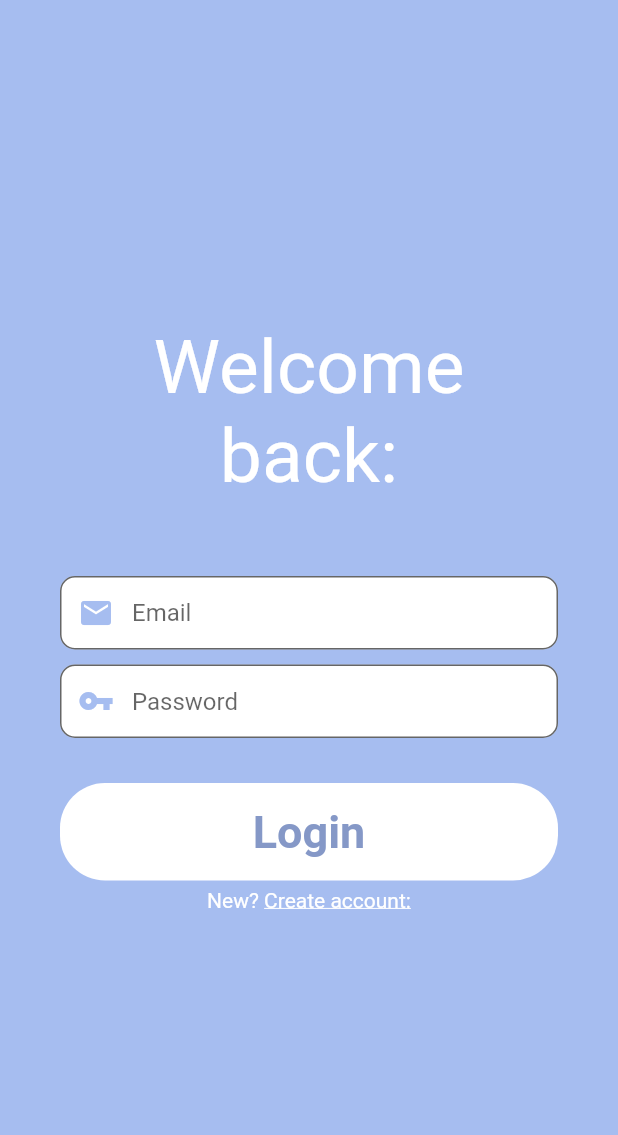
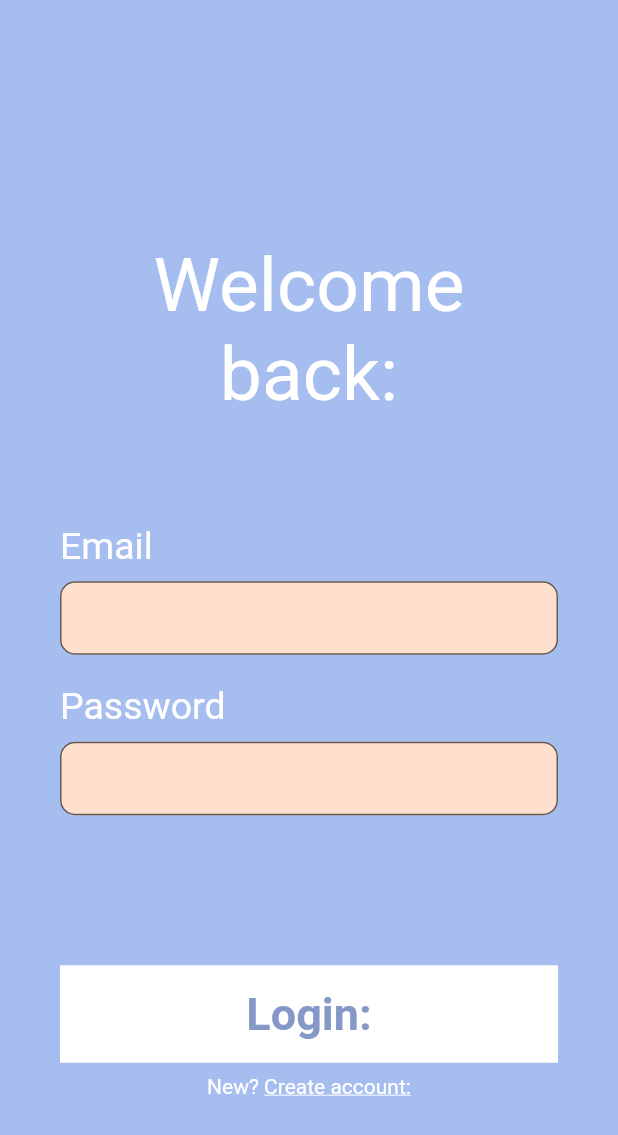
Before and after one commit to acm-projects/Zero-To-Hero, a Flutter app: the screen it shows after launch, on a phone screen of 412 x 824 dp. Shown: the top 1135 px of the screen. Run offline on Flutter 3.47's test engine with Material 2 defaults, Android fonts, the phone set to English and light mode, and no system bars; our stand-ins replace firebase_auth, firebase_core, fluttertoast; accounts and stored records are empty.

Commit message:
Finished formatting of LoginPage

```diff
--- a/zero_to_hero/lib/LoginPage.dart
+++ b/zero_to_hero/lib/LoginPage.dart
@@ -2,7 +2,7 @@ import 'package:firebase_auth/firebase_auth.dart';
 import 'package:flutter/material.dart';
 import 'package:fluttertoast/fluttertoast.dart';
 import 'package:zero_to_hero/SignUpPage.dart';
-import 'package:zero_to_hero/ChecklistPage.dart';
+import 'package:zero_to_hero/NavBar.dart';
 
 class LoginPage extends StatefulWidget {
   const LoginPage({Key? key}) : super(key: key);
@@ -45,13 +45,13 @@ class _LoginPageState extends State<LoginPage> {
       },
       textInputAction: TextInputAction.next, //move to next field when done with this field
       decoration: InputDecoration(
-        prefixIcon: const Icon(Icons.email, color: Color.fromARGB(255, 166, 189, 240),),
+        //prefixIcon: const Icon(Icons.email, color: Color.fromARGB(255, 255, 255, 255),),
         contentPadding: const EdgeInsets.fromLTRB(20, 15, 20, 15),
-        hintText: "Email",
+        //hintText: "Email",
         border: OutlineInputBorder(
           borderRadius: BorderRadius.circular(10),
         ),
-        fillColor: Colors.white,
+        fillColor: Color.fromARGB(255, 255, 224, 206),
         filled: true,
           focusedBorder: OutlineInputBorder (
             borderSide: const BorderSide(color: Color.fromARGB(255, 133, 152, 199), width: 4.0),
@@ -82,13 +82,15 @@ class _LoginPageState extends State<LoginPage> {
       },
       textInputAction: TextInputAction.next, //move to next field when done with this field
       decoration: InputDecoration(
-        prefixIcon: const Icon(Icons.vpn_key, color: Color.fromARGB(255, 166, 189, 240),),
+        //prefixIcon: const Icon(Icons.vpn_key, color: Color.fromARGB(255, 166, 189, 240),),
         contentPadding: const EdgeInsets.fromLTRB(20, 15, 20, 15),
-        hintText: "Password",
+        //hintText: "Password",
         border: OutlineInputBorder(
           borderRadius: BorderRadius.circular(10),
+          //color: Color.fromARGB(255, 255, 224, 206),
         ),
-        fillColor: Colors.white,
+
+        fillColor: Color.fromARGB(255, 255, 224, 206),
         filled: true,
         focusedBorder: OutlineInputBorder ( //highlighted border color
           borderSide: const BorderSide(color: Color.fromARGB(255, 133, 152, 199), width: 4.0),
@@ -100,10 +102,11 @@ class _LoginPageState extends State<LoginPage> {
       ),
     );
 
+    // Align (alignment: Alignment.bottomCenter,)
     //login button and routing
     final loginButton = Material(
       elevation: 0,
-      borderRadius: BorderRadius.circular(30),
+      borderRadius: BorderRadius.circular(0),
       color: Colors.white,
       child: MaterialButton(
         padding: const EdgeInsets.fromLTRB(20, 15, 20, 15),
@@ -111,8 +114,9 @@ class _LoginPageState extends State<LoginPage> {
         onPressed: () {
           signIn(emailController.text, passwordController.text);
         },
+
         child: const Text(
-          "Login",
+          "Login:",
           textAlign: TextAlign.center,
           style: TextStyle(
             fontSize: 30,
@@ -120,7 +124,7 @@ class _LoginPageState extends State<LoginPage> {
             fontWeight: FontWeight.bold
           ),
         ),
-      )
+      ),
     );
 
     //create an account row and routing
@@ -153,6 +157,7 @@ class _LoginPageState extends State<LoginPage> {
                 mainAxisAlignment: MainAxisAlignment.center,
                 crossAxisAlignment: CrossAxisAlignment.center,
                 children: <Widget>[
+                  const SizedBox(height: 70),
                   const Text(
                     "Welcome\nback:",
                       textAlign: TextAlign.center,
@@ -161,13 +166,44 @@ class _LoginPageState extends State<LoginPage> {
                       color: Colors.white,
                     )
                   ),
-                  const SizedBox(height: 50),
+                  const SizedBox(height: 70),
+                  SizedBox (
+                      height: 30,
+                      width: double.infinity,
+                      child: Container (
+                        child: const Text(
+                            "Email",
+                            textAlign: TextAlign.left,
+                            style: TextStyle(
+                              fontSize: 25,
+                              color: Colors.white,
+                            )
+                        ),
+                    ),
+                  ),
+
+                  const SizedBox(height: 8),
                   emailField,
+                  const SizedBox(height: 20),
+                  SizedBox (
+                    height: 28,
+                    width: double.infinity,
+                    child: Container (
+                      child: const Text(
+                          "Password",
+                          textAlign: TextAlign.left,
+                          style: TextStyle(
+                            fontSize: 25,
+                            color: Colors.white,
+                          )
+                      ),
+                    ),
+                  ),
                   const SizedBox(height: 10),
                   passwordField,
-                  const SizedBox(height: 30),
+                  const SizedBox(height: 100),
                   loginButton,
-                  const SizedBox(height: 5),
+                  const SizedBox(height: 8),
                   createAccountRow
                 ],
               )
@@ -185,7 +221,7 @@ void signIn(String email, String password) async{
           .then((uid) => {
             Fluttertoast.showToast(msg: "Login Successful"),
             Navigator.of(context).pushReplacement(MaterialPageRoute(
-                builder: (context) => const ChecklistPage())
+                builder: (context) => const NavBar())
             )}).catchError((e){
             Fluttertoast.showToast(msg: e!.message);
           });
```
